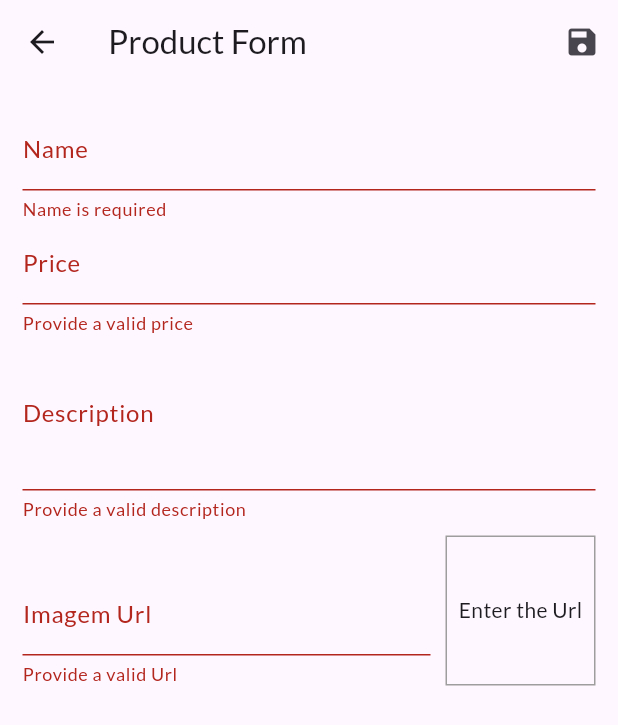
After one commit to Rafa3666/shop, a Flutter app: the ProductFormPage screen opened by its route, after a tap on the "save" icon, on a phone screen of 412 x 824 dp. The commit adds this screen. Shown: the top 725 px of the screen. Run offline on Flutter 3.47's test engine with Material 3 defaults, Android fonts, the phone set to English and light mode, and no system bars; network calls fail.

Commit message:
Trabalhando com formulários / criação e exclusão de produtos

```diff
--- a/lib/main.dart
+++ b/lib/main.dart
@@ -5,8 +5,10 @@ import 'package:shop/models/order_list.dart';
 import 'package:shop/models/product_list.dart';
 import 'package:shop/pages/cart_page.dart';
 import 'package:shop/pages/orders_page.dart';
+import 'package:shop/pages/product_form_page.dart';
 import 'package:shop/pages/products_detail_page.dart';
 import 'package:shop/pages/products_overview_page.dart';
+import 'package:shop/pages/products_page.dart';
 import 'package:shop/utils/app_routes.dart';
 
 void main() {
@@ -40,6 +42,8 @@ class MyApp extends StatelessWidget {
           AppRoutes.PRODUCT_DETAIL: (ctx) => const ProductsDetailPage(),
           AppRoutes.CART: (ctx) => const CartPage(),
           AppRoutes.ORDERS: (ctx) => const OrdersPage(),
+          AppRoutes.PRODUCTS: (ctx) => const ProductsPage(),
+          AppRoutes.PRODUCT_FORM: (ctx) => const ProductFormPage(),
         },
         debugShowCheckedModeBanner: false,
       ),
--- a/lib/models/product_list.dart
+++ b/lib/models/product_list.dart
@@ -1,3 +1,5 @@
+import 'dart:math';
+
 import 'package:flutter/material.dart';
 import 'package:shop/data/dummy_data.dart';
 import 'package:shop/models/product.dart';
@@ -6,11 +8,51 @@ class ProductList with ChangeNotifier {
   final List<Product> _items = dummyProducts;
 
   List<Product> get items => [..._items];
-  List<Product> get favoritesItems =>
+  List<Product> get favoriteItems =>
       _items.where((prod) => prod.isFavorite).toList();
+
+  int get itemsCount {
+    return _items.length;
+  }
+
+  void saveProduct(Map<String, Object> data) {
+    bool hasId = data["id"] != null;
+
+    final product = Product(
+      id: hasId ? data["id"] as String : Random().nextDouble().toString(),
+      name: data['name'] as String,
+      description: data['description'] as String,
+      price: data['price'] as double,
+      imageUrl: data['imageUrl'] as String,
+    );
+
+    if (hasId) {
+      updateProduct(product);
+    } else {
+      addProduct(product);
+    }
+  }
 
   void addProduct(Product product) {
     _items.add(product);
     notifyListeners();
   }
+
+  void updateProduct(Product product) {
+    int index = _items.indexWhere((p) => p.id == product.id);
+
+    if (index >= 0) {
+      _items[index] = product;
+      notifyListeners();
+    }
+  }
+
+  void removeProduct(Product product) {
+    int index = _items.indexWhere((p) => p.id == product.id);
+
+    if (index >= 0) {
+      _items.removeWhere((p) => p.id == product.id);
+      notifyListeners();
+    }
+  }
 }
--- /dev/null
+++ b/lib/pages/product_form_page.dart
@@ -0,0 +1,215 @@
+import 'package:flutter/material.dart';
+import 'package:provider/provider.dart';
+import 'package:shop/models/product.dart';
+import 'package:shop/models/product_list.dart';
+
+class ProductFormPage extends StatefulWidget {
+  const ProductFormPage({Key? key}) : super(key: key);
+
+  @override
+  State<ProductFormPage> createState() => _ProductFormPageState();
+}
+
+class _ProductFormPageState extends State<ProductFormPage> {
+  final _priceFocus = FocusNode();
+  final _descriptionFocus = FocusNode();
+
+  final _imageUrlFocus = FocusNode();
+  final _imageUrlController = TextEditingController();
+
+  final _formKey = GlobalKey<FormState>();
+  final _formData = <String, Object>{};
+
+  @override
+  void initState() {
+    super.initState();
+    _imageUrlFocus.addListener(updateImage);
+  }
+
+  @override
+  void didChangeDependencies() {
+    super.didChangeDependencies();
+
+    if (_formData.isEmpty) {
+      final arg = ModalRoute.of(context)?.settings.arguments;
+
+      if (arg != null) {
+        final product = arg as Product;
+        _formData["id"] = product.id;
+        _formData["name"] = product.name;
+        _formData["price"] = product.price;
+        _formData["description"] = product.description;
+        _formData["imageUrl"] = product.imageUrl;
+
+        _imageUrlController.text = product.imageUrl;
+      }
+    }
+  }
+
+  @override
+  void dispose() {
+    super.dispose();
+    _priceFocus.dispose();
+    _descriptionFocus.dispose();
+
+    _imageUrlFocus.removeListener(updateImage);
+    _imageUrlFocus.dispose();
+  }
+
+  void updateImage() {
+    setState(() {});
+  }
+
+  bool isValidImageUrl(String url) {
+    bool isValidUrl = Uri.tryParse(url)?.hasAbsolutePath ?? false;
+    return isValidUrl;
+  }
+
+  void _submitForm() {
+    final isValid = _formKey.currentState?.validate() ?? false;
+
+    if (!isValid) {
+      return;
+    }
+
+    _formKey.currentState?.save();
+
+    Provider.of<ProductList>(
+      context,
+      listen: false,
+    ).saveProduct(_formData);
+    Navigator.of(context).pop();
+  }
+
+  @override
+  Widget build(BuildContext context) {
+    return Scaffold(
+      appBar: AppBar(
+        title: const Text('Product Form'),
+        actions: [
+          IconButton(
+            onPressed: _submitForm,
+            icon: const Icon(Icons.save),
+          )
+        ],
+      ),
+      body: Padding(
+        padding: const EdgeInsets.all(15),
+        child: Form(
+          key: _formKey,
+          child: ListView(
+            children: [
+              TextFormField(
+                initialValue: _formData["name"]?.toString(),
+                decoration: const InputDecoration(labelText: 'Name'),
+                textInputAction: TextInputAction.next,
+                onFieldSubmitted: (_) {
+                  FocusScope.of(context).requestFocus(_priceFocus);
+                },
+                onSaved: (name) => _formData['name'] = name ?? '',
+                validator: (_name) {
+                  final name = _name ?? '';
+
+                  if (name.trim().isEmpty) {
+                    return 'Name is required';
+                  }
+                  return null;
+                },
+              ),
+              TextFormField(
+                initialValue: _formData["price"]?.toString(),
+                decoration: const InputDecoration(labelText: 'Price'),
+                textInputAction: TextInputAction.next,
+                focusNode: _priceFocus,
+                keyboardType: const TextInputType.numberWithOptions(
+                  decimal: true,
+                  signed: true,
+                ),
+                onFieldSubmitted: (_) {
+                  FocusScope.of(context).requestFocus(_descriptionFocus);
+                },
+                onSaved: (price) =>
+                    _formData['price'] = double.parse(price ?? '0'),
+                validator: (_price) {
+                  final priceString = _price ?? '';
+                  final price = double.tryParse(priceString) ?? -1;
+
+                  if (price <= 0) {
+                    return 'Provide a valid price';
+                  }
+
+                  return null;
+                },
+              ),
+              TextFormField(
+                initialValue: _formData["description"]?.toString(),
+                decoration: const InputDecoration(labelText: 'Description'),
+                focusNode: _descriptionFocus,
+                keyboardType: TextInputType.multiline,
+                maxLines: 3,
+                onSaved: (description) =>
+                    _formData['description'] = description ?? '',
+                validator: (_description) {
+                  final description = _description ?? '';
+
+                  if (description.trim().isEmpty) {
+                    return 'Provide a valid description';
+                  }
+                  return null;
+                },
+              ),
+              Row(
+                crossAxisAlignment: CrossAxisAlignment.end,
+                children: [
+                  Expanded(
+                    child: TextFormField(
+                      decoration:
+                          const InputDecoration(labelText: 'Imagem Url'),
+                      keyboardType: TextInputType.url,
+                      textInputAction: TextInputAction.done,
+                      focusNode: _imageUrlFocus,
+                      controller: _imageUrlController,
+                      onFieldSubmitted: (_) => _submitForm(),
+                      onSaved: (imageUrl) =>
+                          _formData['imageUrl'] = imageUrl ?? '',
+                      validator: (_imageUrl) {
+                        final imageUrl = _imageUrl ?? '';
+
+                        if (!isValidImageUrl(imageUrl)) {
+                          return 'Provide a valid Url';
+                        }
+
+                        return null;
+                      },
+                    ),
+                  ),
+                  Container(
+                    height: 100,
+                    width: 100,
+                    margin: const EdgeInsets.only(
+                      top: 10,
+                      left: 10,
+                    ),
+                    decoration: BoxDecoration(
+                      border: Border.all(
+                        color: Colors.grey,
+                        width: 1,
+                      ),
+                    ),
+                    alignment: Alignment.center,
+                    child: _imageUrlController.text.isEmpty
+                        ? const Text('Enter the Url')
+                        : FittedBox(
+                            fit: BoxFit.cover,
+                            child: Image.network(_imageUrlController.text),
+                          ),
+                  ),
+                ],
+              ),
+            ],
+          ),
+        ),
+      ),
+    );
+  }
+}
--- a/lib/utils/app_routes.dart
+++ b/lib/utils/app_routes.dart
@@ -3,5 +3,6 @@ class AppRoutes {
   static const PRODUCT_DETAIL = "/product-detail";
   static const CART = "/cart";
   static const ORDERS = "/orders";
-
+  static const PRODUCTS = "/products";
+  static const PRODUCT_FORM = "/product-form";
 }
--- a/pubspec.yaml
+++ b/pubspec.yaml
@@ -32,11 +32,8 @@ dependencies:
     sdk: flutter
   provider: ^6.1.2
   intl: ^0.19.0
-
-
-  # The following adds the Cupertino Icons font to your application.
-  # Use with the CupertinoIcons class for iOS style icons.
   cupertino_icons: ^1.0.8
+  http: ^1.2.2
 
 dev_dependencies:
   flutter_test:
```
Also changed, not shown: lib/components/app_drawer.dart (+10 -1 lines), lib/components/cart_item.dart (+23 -0 lines), lib/components/product_grid.dart (+5 -5 lines), lib/components/product_grid_item.dart (added, +70 -0 lines), lib/components/product_item.dart (+55 -40 lines), lib/models/cart.dart (+21 -0 lines), lib/pages/products_page.dart (added, +42 -0 lines), pubspec.lock.
